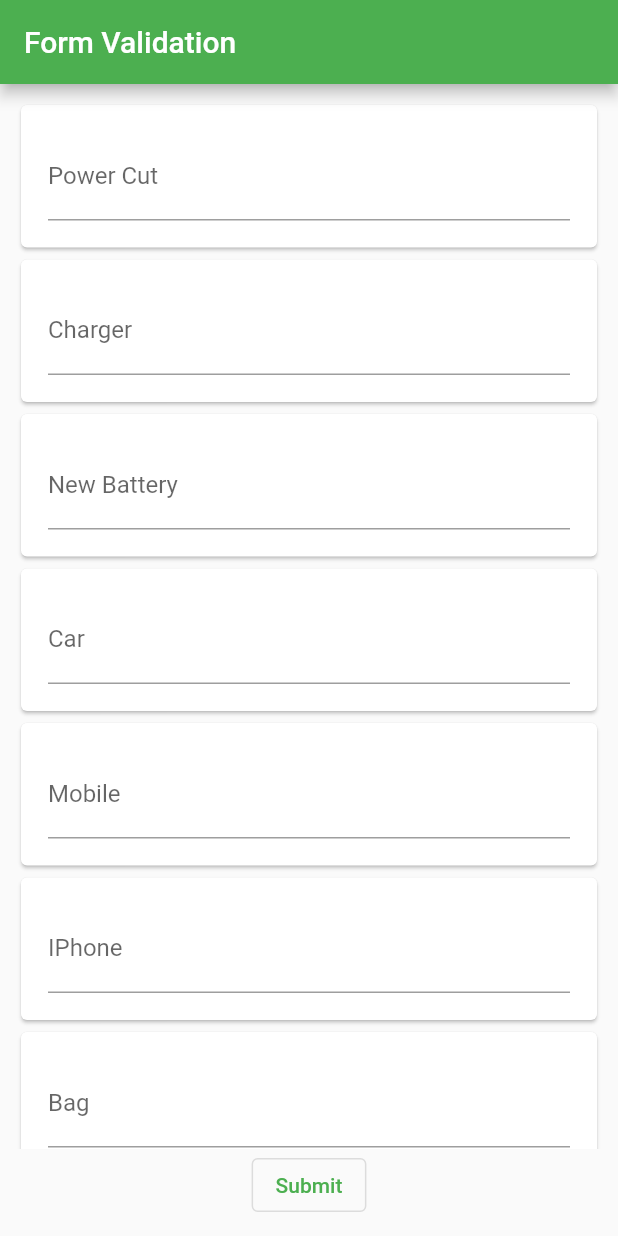
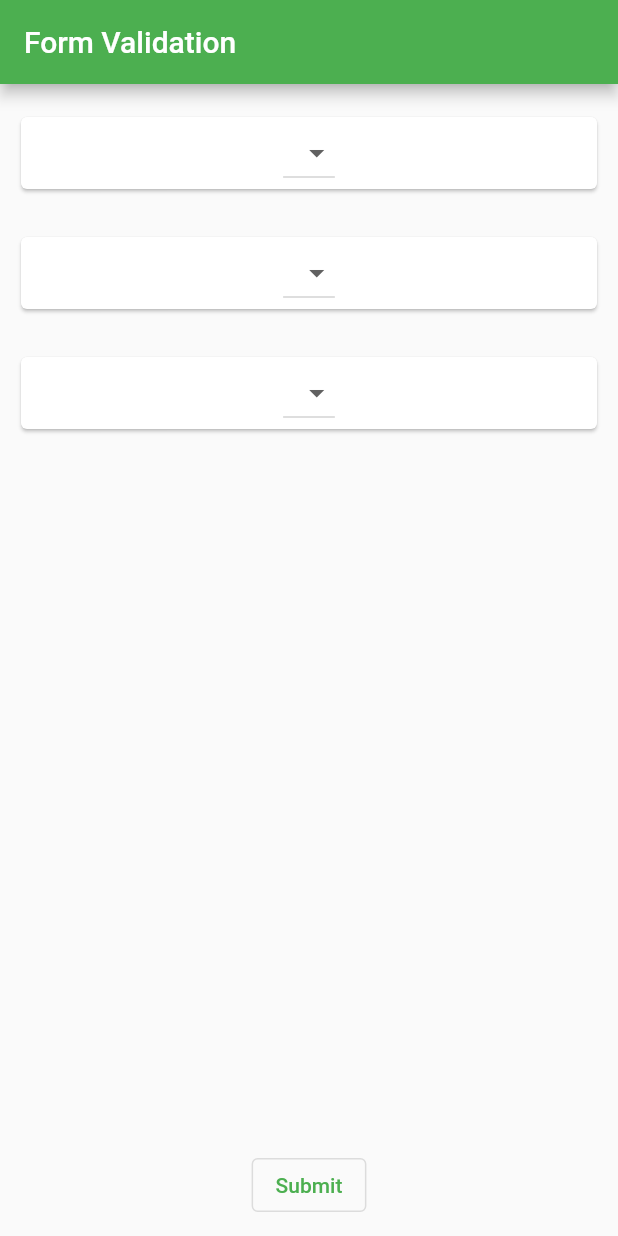
Before and after one commit to SilentAndiDev/MyFirstFlutterProject, a Flutter app: the FormsValidation screen opened directly, on a phone screen of 412 x 824 dp. Run offline on Flutter 3.47's test engine with Material 2 defaults, Android fonts, the phone set to English and light mode, and no system bars; drawn by our look-alikes of scrollable_positioned_list; our stand-ins replace camera, dio, geolocator, image_gallery_saver, image_picker and 3 more; missing offline and left inert: dart:ffi, geolocator_android, geolocator_apple; accounts and stored records are empty.

Commit message:
drop down

```diff
--- a/lib/forms_validation.dart
+++ b/lib/forms_validation.dart
@@ -155,18 +155,18 @@ class _MyFirstFrom extends State<FormsValidation>{
   Widget _ListViewUI(){
 
     dataList.clear();
-    dataList.add(MyData(1, "", "Text", "Power Cut"));
-    dataList.add(MyData(2, "", "DropDown", "Charger"));
-    dataList.add(MyData(3, "", "Text", "New Battery"));
-    dataList.add(MyData(4, "", "Text", "Car"));
-    dataList.add(MyData(5, "", "Text", "Mobile"));
-    dataList.add(MyData(6, "", "DropDown", "IPhone"));
-    dataList.add(MyData(7, "", "Text", "Bag"));
-    dataList.add(MyData(8, "", "Text", "AC"));
-    dataList.add(MyData(9, "", "Text", "Owen"));
-    dataList.add(MyData(10, "", "DropDown", "Dustbin"));
-    dataList.add(MyData(11, "", "Text", "Local Area Clear"));
-    dataList.add(MyData(12, "", "Text", "Pen"));
+    dataList.add(MyData(1, "", "Text", "Power Cut",""));
+    dataList.add(MyData(2, "", "DropDown", "Charger","1,2,3,4,5"));
+    dataList.add(MyData(3, "", "Text", "New Battery",""));
+    dataList.add(MyData(4, "", "Text", "Car",""));
+    dataList.add(MyData(5, "", "Text", "Mobile",""));
+    dataList.add(MyData(6, "", "DropDown", "IPhone","Cake,Iec-Cream,Falooda"));
+    dataList.add(MyData(7, "", "Text", "Bag",""));
+    dataList.add(MyData(8, "", "Text", "AC",""));
+    dataList.add(MyData(9, "", "Text", "Owen",""));
+    dataList.add(MyData(10, "", "DropDown", "Dustbin","Shirt,T-Shirt,Jacket"));
+    dataList.add(MyData(11, "", "Text", "Local Area Clear",""));
+    dataList.add(MyData(12, "", "Text", "Pen",""));
 
     return Form(
       key: _formCheckListKey,
@@ -201,8 +201,66 @@ class _MyFirstFrom extends State<FormsValidation>{
     return Card(
       child: Column(
         children: [
-          Padding(
+          if(dataList[index].labelType == "text")
+            _buildLabelTypeText(index)
+          else if(dataList[index].labelType == "DropDown")
+            _buildLabelTypeDropDown(index)
+        ],
+      ),
+    );
+  }
+
+  _buildLabelTypeDropDown(index){
+    List<String> listmylist = ["5","a","rt"];
+    return DropdownButton<String>(
+      items: <String>['A', 'B', 'C', 'D'].map((String value) {
+        return DropdownMenuItem<String>(
+          value: value,
+          child: Text(value),
+        );
+      }).toList(),
+      onChanged: (_) {},
+    );
+
+      // return Padding(
+      //   padding: EdgeInsets.all(18.0),
+      //   child: DropdownButton<String>(
+      //     value: dataList[index].inputValue,
+      //     items: _createDropDownList(listmylist),
+      //     onChanged: (value) => dataList[index].inputValue = value!,
+      //   ),
+      // );
+
+  }
+
+  List<DropdownMenuItem<String>> _createDropDownList(commaDelimitedList){
+    print(commaDelimitedList);
+     var list = commaDelimitedList.split(",");
+      List<DropdownMenuItem<String>> dropdownItems = [];
+
+      for (String currency in list){
+        var newItem = DropdownMenuItem(
+          child: Text(currency),
+          value: currency,
+        );
+        dropdownItems.add(newItem);
+      }
+      return dropdownItems;
+  }
+
+  // return DropdownButton(
+  // items: snapGenre.data.genres.map((map) => DropdownMenuItem(
+  // child: Text(map.name),
+  // value: map.id,
+  // ),
+  // ).toList(),
+  // );
+
+  _buildLabelTypeText(index){
+    return Padding(
       padding: const EdgeInsets.all(18.0),
+      child: Visibility(
+        visible: dataList[index].labelType == "text",
         child: TextFormField(
           initialValue: dataList[index].inputValue,
           decoration: InputDecoration(labelText: dataList[index].labelValue),
@@ -219,11 +277,10 @@ class _MyFirstFrom extends State<FormsValidation>{
             dataList[index].inputValue =  text;
           },
         ),
-          )
-        ],
       ),
     );
   }
+
   Future _scrollToIndex() async {
     var position = 0;
     for(int i = 0; i < dataList.length; i++){
@@ -261,6 +318,7 @@ class MyData{
   String inputValue ="";
   String labelType = "";
   String labelValue = "";
+  String dropDownList = "";
 
-  MyData(this.id, this.inputValue, this.labelType, this.labelValue);
+  MyData(this.id, this.inputValue, this.labelType, this.labelValue, this.dropDownList);
 }
```
Lines whose indentation alone changed are shown as unchanged.
